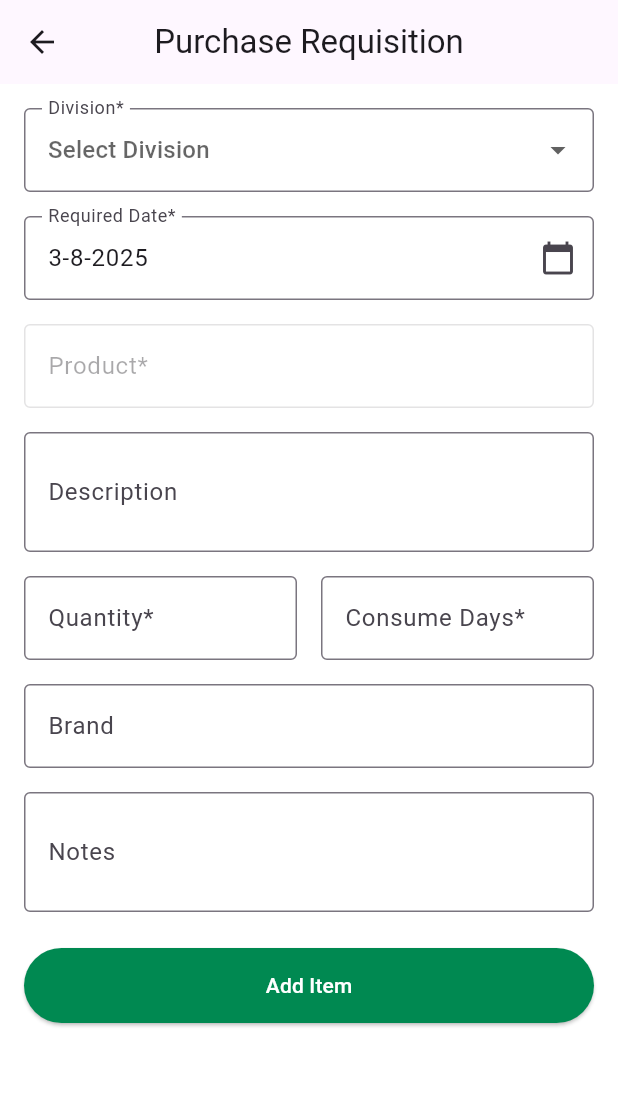
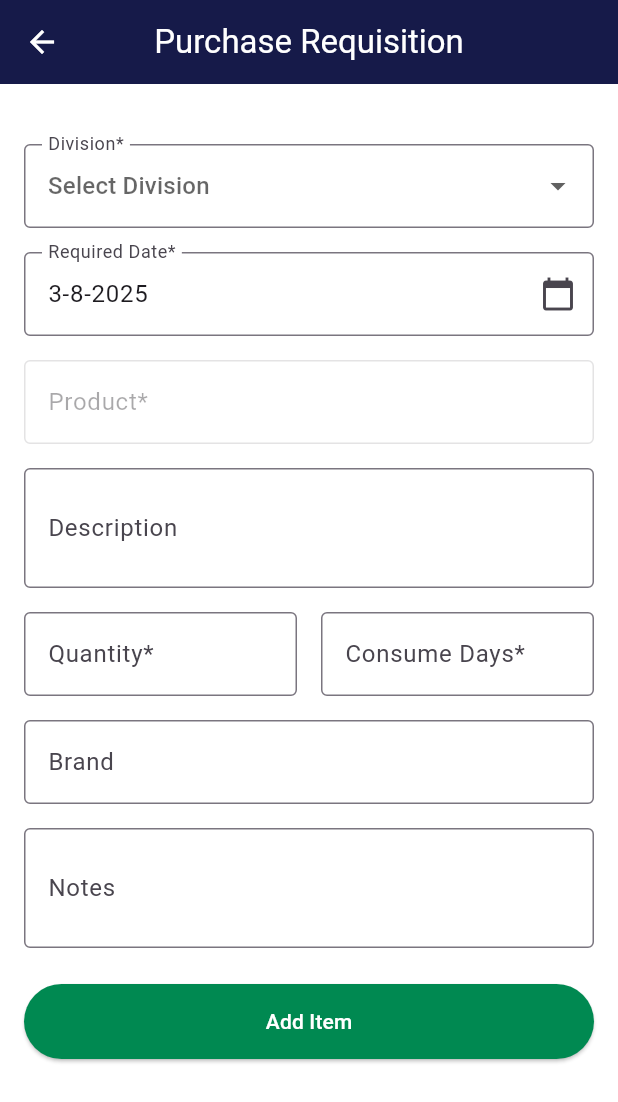
Before and after one commit to Rafid-tawhid/YunuscoSystem, a Flutter app: the PurchaseRequisitionScreen screen opened directly, on a phone screen of 412 x 824 dp. Shown: the top 1102 px of the screen. Run offline on Flutter 3.47's test engine with Material 3 defaults, Android fonts, the phone set to English and light mode, and no system bars; our stand-ins replace cloud_firestore, file_picker, firebase_auth, firebase_core, firebase_messaging, fl_chart and 14 more; missing offline and left inert: app_settings, flutter_fingerprint_reconization, http_interceptor, simple_month_year_picker; accounts and stored records are empty; statements that could not run were skipped; key blocks and very long unbroken strings in the code were emptied for the run.

Commit message:
requisation submitted

```diff
--- a/lib/purchasing/create_purchase_requisation.dart
+++ b/lib/purchasing/create_purchase_requisation.dart
@@ -44,7 +44,11 @@ class _PurchaseRequisitionScreenState extends State<PurchaseRequisitionScreen> {
     return Scaffold(
       backgroundColor: Colors.white,
       appBar: AppBar(
-        title: Text("Purchase Requisition"),
+        title: Text("Purchase Requisition",style: TextStyle(color: Colors.white),),
+        backgroundColor: myColors.primaryColor,
+        leading: IconButton(onPressed: (){
+          Navigator.pop(context);
+        }, icon: Icon(Icons.arrow_back,color: Colors.white,)),
         centerTitle: true,
       ),
       body: Padding(
@@ -53,6 +57,7 @@ class _PurchaseRequisitionScreenState extends State<PurchaseRequisitionScreen> {
           key: _formKey,
           child: ListView(
             children: [
+              SizedBox(height: 24),
               // Division Dropdown
               _buildDropdown(
                 value: _selectedDivision,
```
